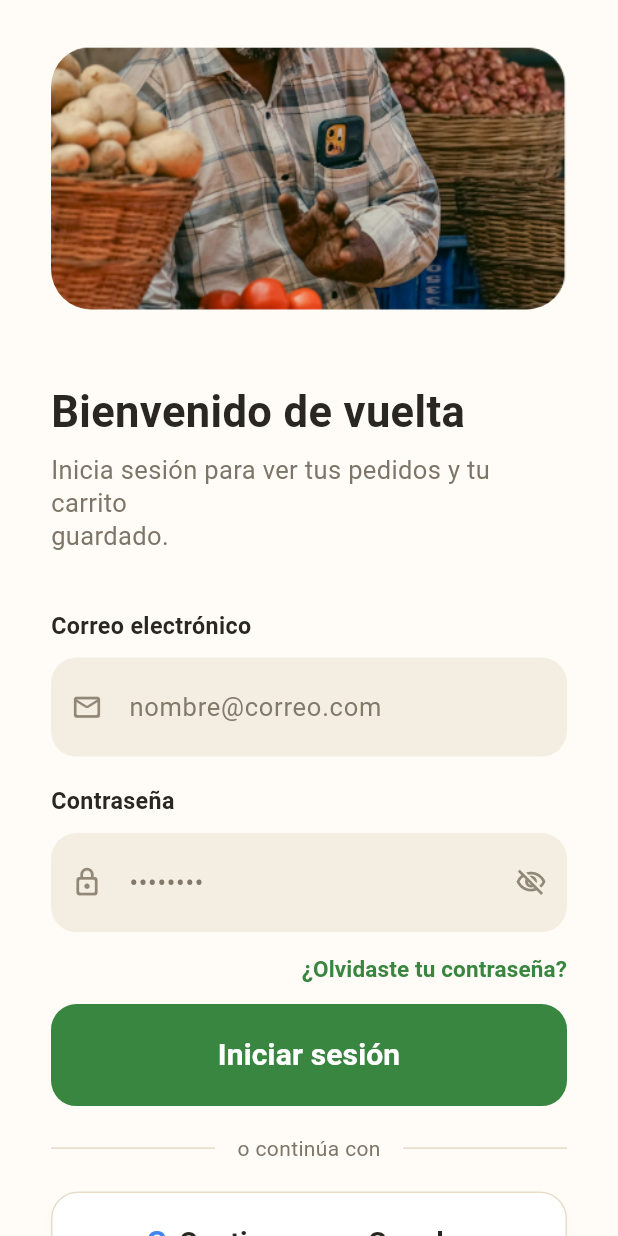
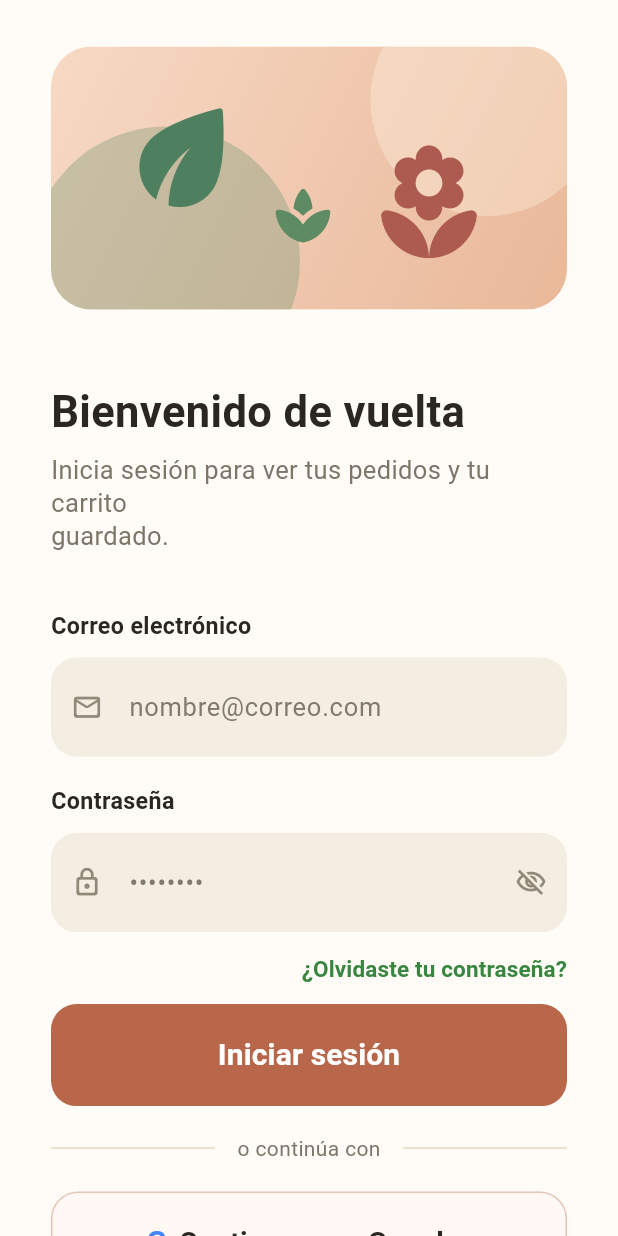
Before and after one commit to SamuMendoza-L/proyecto_movil_programacion, a Flutter app: the screen it shows after launch, on a phone screen of 412 x 824 dp. Run offline on Flutter 3.47's test engine with Material 3 defaults, Android fonts, the light colour scheme and no system bars.

Commit message:
Chgs login

```diff
--- a/lib/Layout/login.dart
+++ b/lib/Layout/login.dart
@@ -11,6 +11,7 @@ class _LoginState extends State<Login> {
   static const _background = Color(0xFFFFFCF7);
   static const _fieldColor = Color(0xFFF4EEE2);
   static const _green = Color(0xFF398640);
+  static const _buttonColor = Color(0xFFB9674A);
   bool _hidePassword = true;
 
   @override
@@ -32,16 +33,7 @@ class _LoginState extends State<Login> {
           child: Column(
             crossAxisAlignment: CrossAxisAlignment.stretch,
             children: [
-              ClipRRect(
-                borderRadius: BorderRadius.circular(27),
-                child: AspectRatio(
-                  aspectRatio: 404 / 206,
-                  child: Image.asset(
-                    'assets/images/login_market_header.png',
-                    fit: BoxFit.cover,
-                  ),
-                ),
-              ),
+              const _MarketIllustration(),
               const SizedBox(height: 52),
               const Text(
                 'Bienvenido de vuelta',
@@ -112,7 +104,7 @@ class _LoginState extends State<Login> {
                 child: ElevatedButton(
                   onPressed: () {},
                   style: ElevatedButton.styleFrom(
-                    backgroundColor: _green,
+                    backgroundColor: _buttonColor,
                     foregroundColor: Colors.white,
                     elevation: 0,
                     shape: RoundedRectangleBorder(
@@ -149,8 +141,8 @@ class _LoginState extends State<Login> {
                     ),
                   ),
                   style: OutlinedButton.styleFrom(
-                    side: const BorderSide(color: Color(0xFFE8DDCB)),
-                    backgroundColor: Colors.white,
+                    side: const BorderSide(color: Color(0xFFE4C6B9)),
+                    backgroundColor: const Color(0xFFFFF8F4),
                     elevation: 2,
                     shadowColor: const Color(0x24000000),
                     shape: RoundedRectangleBorder(
@@ -198,6 +190,85 @@ class _FieldLabel extends StatelessWidget {
       fontSize: 15.5,
       fontWeight: FontWeight.w700,
     ),
+  );
+}
+
+class _MarketIllustration extends StatelessWidget {
+  const _MarketIllustration();
+
+  @override
+  Widget build(BuildContext context) => ClipRRect(
+    borderRadius: BorderRadius.circular(27),
+    child: AspectRatio(
+      aspectRatio: 404 / 206,
+      child: Container(
+        decoration: const BoxDecoration(
+          gradient: LinearGradient(
+            colors: [Color(0xFFF7D9C4), Color(0xFFE9B899)],
+            begin: Alignment.topLeft,
+            end: Alignment.bottomRight,
+          ),
+        ),
+        child: Stack(
+          children: [
+            Positioned(
+              top: -42,
+              right: -24,
+              child: _Circle(color: Color(0x55FFF8E7), size: 155),
+            ),
+            Positioned(
+              bottom: -58,
+              left: -14,
+              child: _Circle(color: Color(0x556B9271), size: 180),
+            ),
+            Positioned(
+              top: 30,
+              left: 43,
+              child: Transform.rotate(
+                angle: -.16,
+                child: const Icon(
+                  Icons.eco_rounded,
+                  size: 92,
+                  color: Color(0xFF4E8060),
+                ),
+              ),
+            ),
+            const Positioned(
+              right: 49,
+              bottom: 27,
+              child: Icon(
+                Icons.local_florist_rounded,
+                size: 86,
+                color: Color(0xFFAE5B4F),
+              ),
+            ),
+            const Positioned(
+              left: 146,
+              bottom: 41,
+              child: Icon(
+                Icons.spa_rounded,
+                size: 44,
+                color: Color(0xFF5D8B64),
+              ),
+            ),
+          ],
+        ),
+      ),
+    ),
+  );
+}
+
+class _Circle extends StatelessWidget {
+  const _Circle({required this.color, required this.size});
+
+  final Color color;
+  final double size;
+
+  @override
+  Widget build(BuildContext context) => Container(
+    width: size,
+    height: size,
+    decoration: BoxDecoration(color: color, shape: BoxShape.circle),
   );
 }
 
--- a/pubspec.yaml
+++ b/pubspec.yaml
@@ -17,5 +17,3 @@ dev_dependencies:
 
 flutter:
   uses-material-design: true
-  assets:
-    - assets/images/login_market_header.png
```
Also changed, not shown: assets/images/login_market_header.png (deleted), caps/captura-cuentaperfil.png (added).
